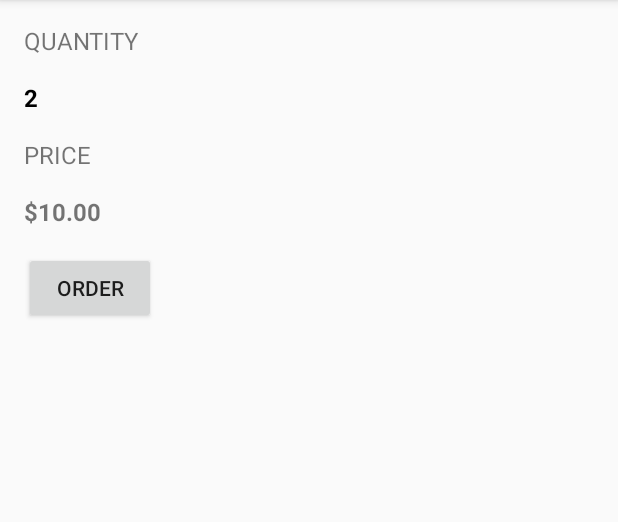
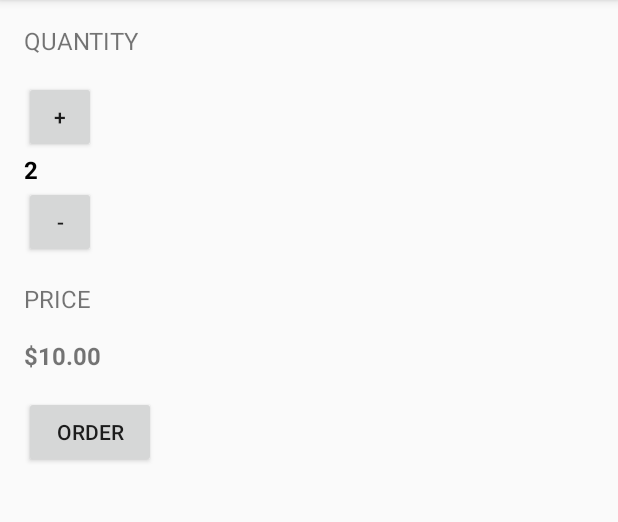
Before and after one commit to Dvil0/JustJava, an Android app: the screen it shows after launch (MainActivity), after a tap on "ORDER", on a phone screen of 412 x 824 dp, the part 84-606 px from its top. Run offline under Robolectric (Android 15) with nearby library versions, the phone set to English and light mode, and no system bars.

Commit message:
[Dv] - add to imcrement and decrement methods to layout.

```diff
--- a/app/src/main/res/layout/activity_main.xml
+++ b/app/src/main/res/layout/activity_main.xml
@@ -15,14 +15,28 @@
         android:textAllCaps="true"
         android:textSize="16sp"/>
 
+    <Button
+        android:layout_width="48dp"
+        android:layout_height="48dp"
+        android:text="+"
+        android:onClick="increment"
+        />
+
     <TextView
         android:id="@+id/quantity_text_view"
         android:layout_width="wrap_content"
         android:layout_height="wrap_content"
+        android:text="0"
         android:textStyle="bold"
         android:textSize="16sp"
-        android:textColor="@android:color/black"
-        android:text="0" />
+        android:textColor="@android:color/black"/>
+
+    <Button
+        android:layout_width="48dp"
+        android:layout_height="48dp"
+        android:text="-"
+        android:onClick="decrement"
+        />
 
     <TextView
         android:layout_width="wrap_content"
--- a/build.gradle
+++ b/build.gradle
@@ -7,7 +7,7 @@ buildscript {
         jcenter()
     }
     dependencies {
-        classpath 'com.android.tools.build:gradle:3.2.0'
+        classpath 'com.android.tools.build:gradle:3.3.2'
 
 
         // NOTE: Do not place your application dependencies here; they belong
```
Also changed, not shown: app/src/main/java/com/example/android/justjava/MainActivity.java (+20 -0 lines), gradle/wrapper/gradle-wrapper.properties.
